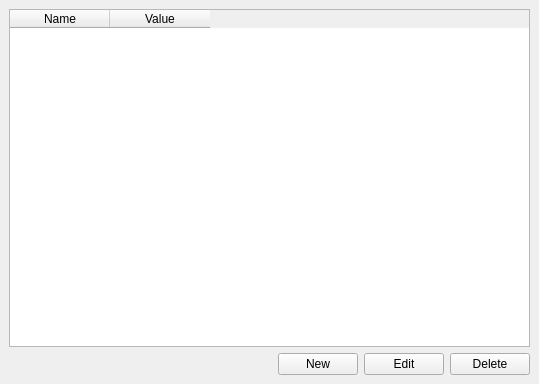
Before: the Qt Designer form lib/interfaces/settings/kdevenvsettings.ui in KDE/kdevelop, drawn with Qt 5.
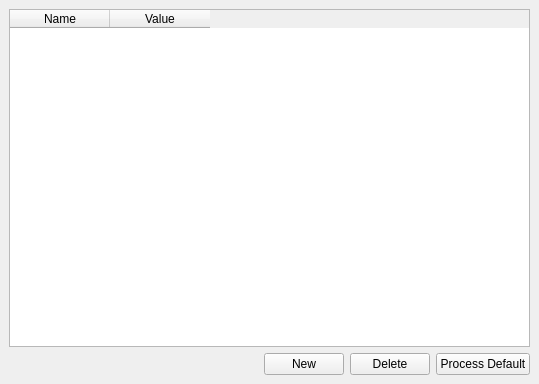
After: the same form once the commit is applied. Custom widgets are drawn as their Qt base class.

Diff of the .ui file:
```diff
--- a/lib/interfaces/settings/kdevenvsettings.ui
+++ b/lib/interfaces/settings/kdevenvsettings.ui
@@ -62,19 +62,19 @@
       </widget>
      </item>
      <item>
-      <widget class="KPushButton" name="edit_button" >
-       <property name="text" >
-        <string>Edit</string>
-       </property>
-      </widget>
-     </item>
-     <item>
-      <widget class="KPushButton" name="delete_button" >
+      <widget class="KPushButton" name="deleteButton" >
        <property name="text" >
         <string>Delete</string>
        </property>
       </widget>
      </item>
+     <item>
+      <widget class="KPushButton" name="processDefaultButton" >
+       <property name="text" >
+        <string>Process Default</string>
+       </property>
+      </widget>
+     </item>
     </layout>
    </item>
   </layout>
```
Left out of the diff: 2 changed lines with no effect on the pictures.
